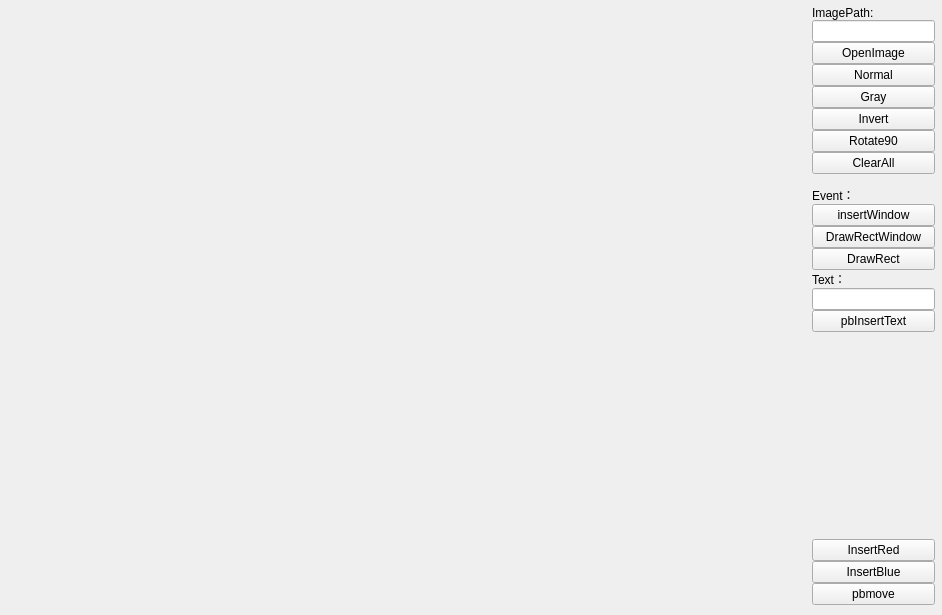
Old version of the form sample/qtOpenGLDemo/QtDisplayWidget.ui in the repository cfl997/CGRenderEngine2D.
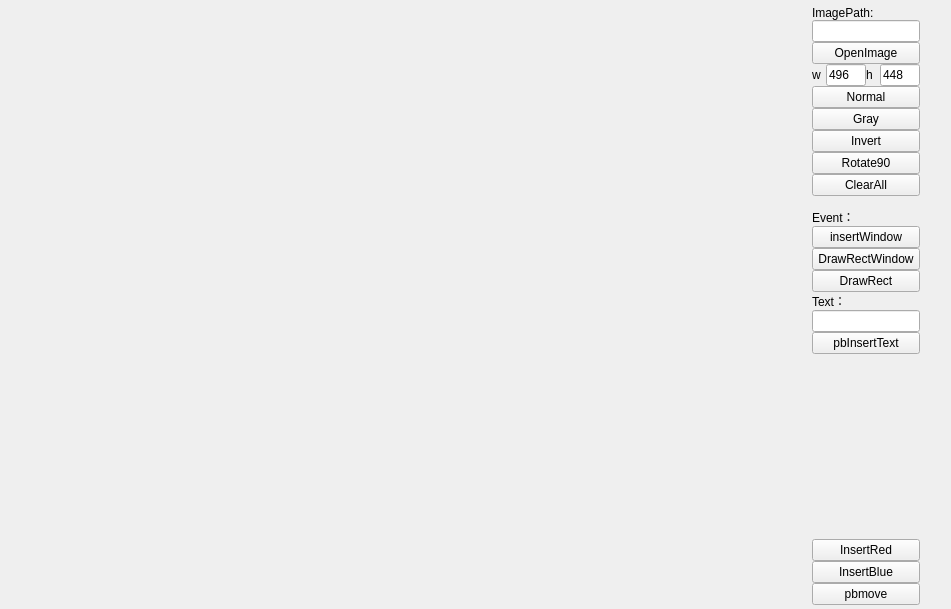
New version of the form.

Diff of the .ui file:
```diff
--- a/sample/qtOpenGLDemo/QtDisplayWidget.ui
+++ b/sample/qtOpenGLDemo/QtDisplayWidget.ui
@@ -6,8 +6,8 @@
    <rect>
     <x>0</x>
     <y>0</y>
-    <width>942</width>
-    <height>615</height>
+    <width>951</width>
+    <height>609</height>
    </rect>
   </property>
   <property name="windowTitle">
@@ -18,7 +18,7 @@
     <rect>
      <x>0</x>
      <y>0</y>
-     <width>941</width>
+     <width>985</width>
      <height>611</height>
     </rect>
    </property>
@@ -111,6 +111,50 @@
           </property>
          </widget>
         </item>
+        <item>
+         <layout class="QHBoxLayout" name="horizontalLayout_2">
+          <item>
+           <widget class="QLabel" name="label_4">
+            <property name="text">
+             <string>w</string>
+            </property>
+           </widget>
+          </item>
+          <item>
+           <widget class="QLineEdit" name="leW">
+            <property name="maximumSize">
+             <size>
+              <width>40</width>
+              <height>16777215</height>
+             </size>
+            </property>
+            <property name="text">
+             <string>496</string>
+            </property>
+           </widget>
+          </item>
+          <item>
+           <widget class="QLabel" name="label_5">
+            <property name="text">
+             <string>h</string>
+            </property>
+           </widget>
+          </item>
+          <item>
+           <widget class="QLineEdit" name="leH">
+            <property name="maximumSize">
+             <size>
+              <width>40</width>
+              <height>16777215</height>
+             </size>
+            </property>
+            <property name="text">
+             <string>448</string>
+            </property>
+           </widget>
+          </item>
+         </layout>
+        </item>
         <item>
          <widget class="QPushButton" name="pbNormalColor">
           <property name="text">
@@ -257,6 +301,19 @@
       </item>
      </layout>
     </item>
+    <item>
+     <spacer name="horizontalSpacer">
+      <property name="orientation">
+       <enum>Qt::Horizontal</enum>
+      </property>
+      <property name="sizeHint" stdset="0">
+       <size>
+        <width>40</width>
+        <height>20</height>
+       </size>
+      </property>
+     </spacer>
+    </item>
    </layout>
   </widget>
  </widget>
```
